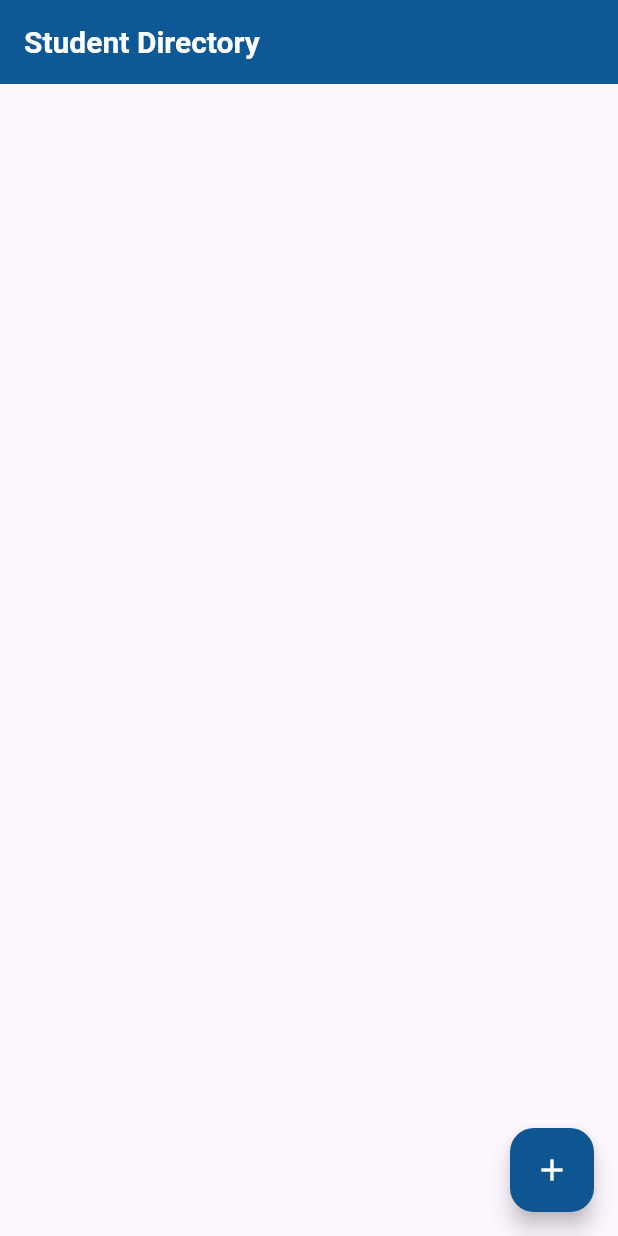
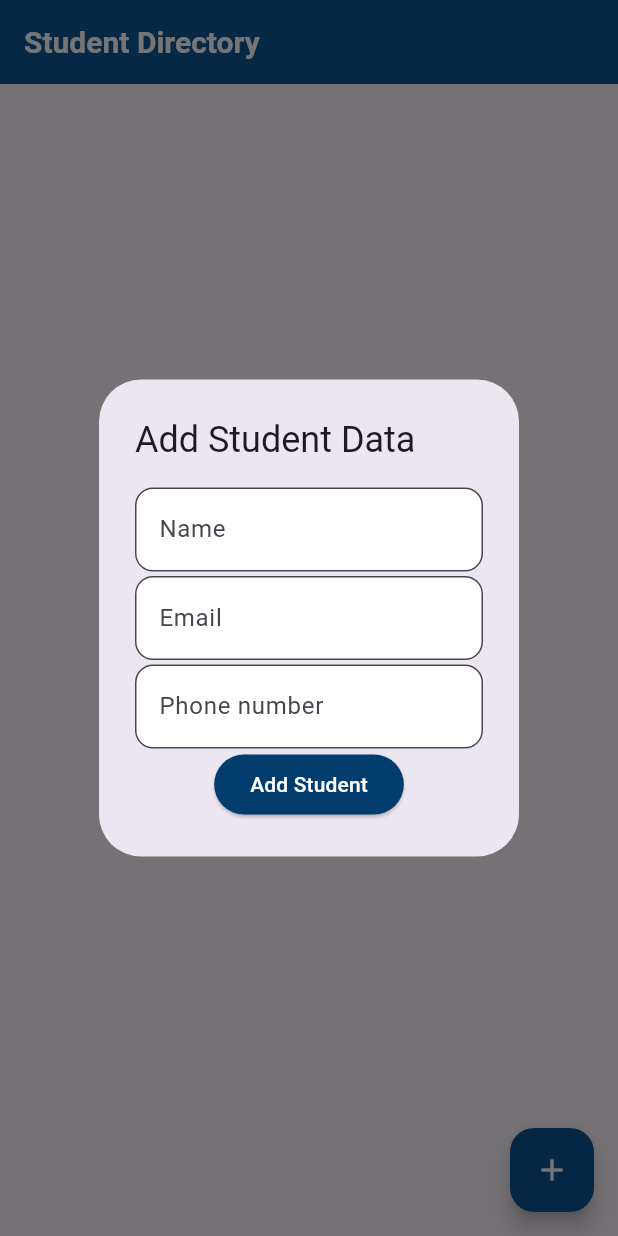
Before and after one commit to Pavithra006564/student_directory_app, a Flutter app: the screen it shows after launch, after a tap on the "add" icon, on a phone screen of 412 x 824 dp. Run offline on Flutter 3.47's test engine with Material 3 defaults, Android fonts, the phone set to English and light mode, and no system bars; our stand-ins replace cloud_firestore, firebase_core, lottie; accounts and stored records are empty.

Commit message:
done done

```diff
--- a/lib/home.dart
+++ b/lib/home.dart
@@ -1,8 +1,18 @@
 import 'package:flutter/material.dart';
+import 'package:student_directory_app/services.dart';
 
-class Home extends StatelessWidget {
+class Home extends StatefulWidget {
   const Home({super.key});
 
+  @override
+  State<Home> createState() => _HomeState();
+}
+
+class _HomeState extends State<Home> {
+  TextEditingController emailcontroller = TextEditingController();
+  TextEditingController namecontroller = TextEditingController();
+  TextEditingController phonecontroller = TextEditingController();
+  final formkey = GlobalKey<FormState>();
   @override
   Widget build(BuildContext context) {
     return Scaffold(
@@ -17,10 +27,101 @@ class Home extends StatelessWidget {
           ),
         ),
       ),
-      floatingActionButton: FloatingActionButton(child: Icon(Icons.add),
-        onPressed: () {},
+      floatingActionButton: FloatingActionButton(
+        child: Icon(Icons.add),
+        onPressed: () {
+          showDialog(
+            context: context,
+            builder: (context) {
+              return AlertDialog(
+                title: Text("Add Student Data"),
+                content: Column(
+                  mainAxisSize: MainAxisSize.min,
+                  children: [
+                    TextFormField(
+                      controller: namecontroller,
+                      decoration: InputDecoration(
+                        fillColor: Colors.white,
+                        filled: true,
+                        border: OutlineInputBorder(
+                          borderRadius: BorderRadius.circular(12),
+                        ),
+                        label: Text("Name"),
+                      ),
+                    ),
+                    SizedBox(height: 3),
+                    TextFormField(
+                      controller: emailcontroller,
+                      decoration: InputDecoration(
+                        fillColor: Colors.white,
+                        filled: true,
+                        border: OutlineInputBorder(
+                          borderRadius: BorderRadius.circular(12),
+                        ),
+                        label: Text("Email"),
+                      ),
+                    ),
+                    SizedBox(height: 3),
+                    TextFormField(
+                      controller: phonecontroller,
+                      decoration: InputDecoration(
+                        fillColor: Colors.white,
+                        filled: true,
+                        border: OutlineInputBorder(
+                          borderRadius: BorderRadius.circular(12),
+                        ),
+                        label: Text("Phone number"),
+                      ),
+                    ),
+                    ElevatedButton(
+                      onPressed: () {
+                        screen(
+                          name: namecontroller.text,
+                          email: emailcontroller.text,
+                          phonenumber: phonecontroller.text,
+                          context: context,
+                        );
+                      },
+                      child: Text(
+                        "Add Student",
+                        style: TextStyle(color: Colors.white),
+                      ),
+                      style: ElevatedButton.styleFrom(
+                        backgroundColor: const Color.fromARGB(255, 2, 61, 109),
+                      ),
+                    ),
+                  ],
+                ),
+              );
+            },
+          );
+        },
         backgroundColor: const Color.fromARGB(255, 14, 86, 145),
         foregroundColor: Colors.white,
+      ),
+      body: StreamBuilder(
+        stream: fetchstudent(),
+        builder: (context, snapshot) {
+          if (!snapshot.hasData) {
+            return Center(
+              child: CircularProgressIndicator(
+                color: const Color.fromARGB(255, 141, 182, 255),
+              ),
+            );
+          }
+          final studentdata = snapshot.data!.docs;
+          return ListView.builder(
+            itemCount: studentdata.length,
+            itemBuilder: (context, index) {
+              return ListTile(title: Text(studentdata[index]['Name']),subtitle: Column(
+                children: [
+                  Text(studentdata[index]['Email']),
+                  Text(studentdata[index]['Phone number'])
+                ],
+              ),);
+            },
+          );
+        },
       ),
     );
   }
--- /dev/null
+++ b/lib/services.dart
@@ -0,0 +1,30 @@
+import 'package:cloud_firestore/cloud_firestore.dart';
+import 'package:flutter/material.dart';
+import 'package:flutter/widgets.dart';
+
+Future<void> screen({
+  required String name,
+  required String email,
+  required String phonenumber,
+  required BuildContext context,
+}) async {
+  try {
+    await FirebaseFirestore.instance.collection("datas").add({
+      "Name": name,
+      "Email": email,
+      "Phone number": phonenumber,
+    });
+    Navigator.pop(context);
+    ScaffoldMessenger.of(
+      context,
+    ).showSnackBar(SnackBar(content: Text("Student Data Uploaded")));
+  } catch (e) {
+    ScaffoldMessenger.of(
+      context,
+    ).showSnackBar(SnackBar(content: Text(e.toString())));
+  }
+}
+
+Stream<QuerySnapshot> fetchstudent() {
+  return FirebaseFirestore.instance.collection("datas").snapshots();
+}
--- a/lib/splash.dart
+++ b/lib/splash.dart
@@ -7,7 +7,7 @@ class Splash extends StatelessWidget {
 
   @override
   Widget build(BuildContext context) {
-  Future.delayed(Duration(seconds: 4),() {
+  Future.delayed(Duration(seconds: 6),() {
     Navigator.pushReplacement(context, MaterialPageRoute(builder: (context) => Home(),));
   },);
     return Scaffold(
--- a/pubspec.yaml
+++ b/pubspec.yaml
@@ -36,6 +36,7 @@ dependencies:
   cupertino_icons: ^1.0.8
   firebase_core: ^3.15.2
   lottie: ^3.3.1
+  cloud_firestore: ^5.6.12
 
 dev_dependencies:
   flutter_test:
```
Also changed, not shown: pubspec.lock, 4 other files.
